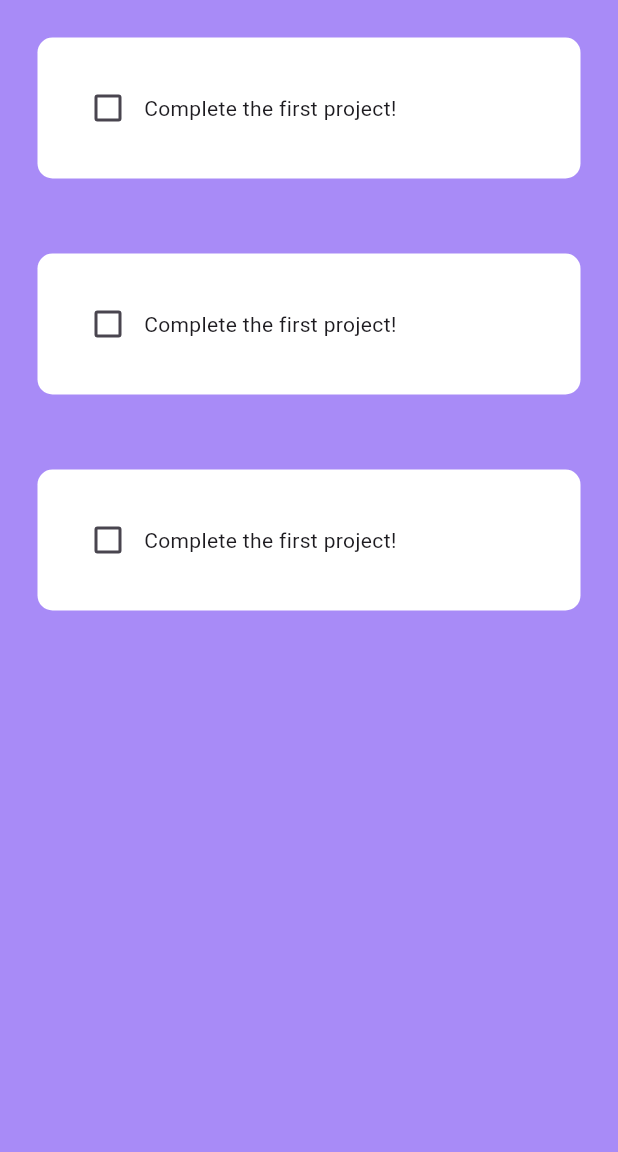
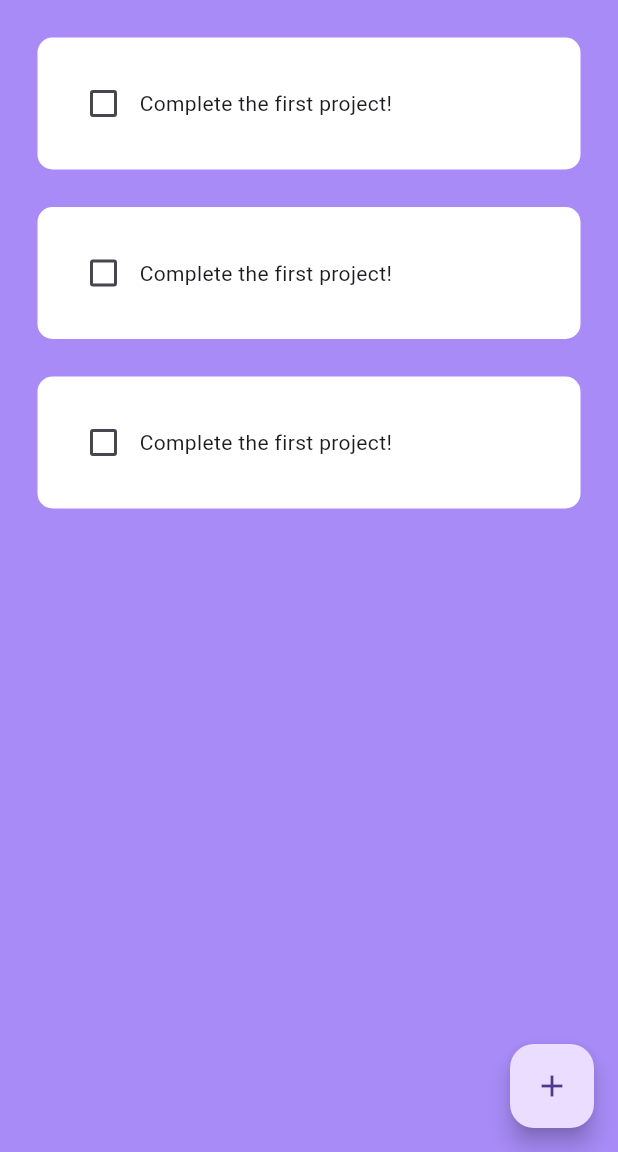
Before and after one commit to CPT-Dawn/Work-Needed-To-Do, a Flutter app: the screen it shows after launch, on a phone screen of 412 x 824 dp, the part 84-1236 px from its top. Run offline on Flutter 3.47's test engine with Material 3 defaults, Android fonts, the light colour scheme and no system bars.

Commit message:
made the adding task button

```diff
--- a/lib/Pages/home_page.dart
+++ b/lib/Pages/home_page.dart
@@ -1,4 +1,5 @@
 import 'package:flutter/material.dart';
+import 'package:work_needed_to_do/Util/dialog_box.dart';
 import 'package:work_needed_to_do/Util/todo_tile.dart';
 
 class HomePage extends StatefulWidget {
@@ -21,6 +22,15 @@ class _HomePageState extends State<HomePage> {
     });
   }
 
+  void createNewTask() {
+    showDialog(
+      context: context,
+      builder: (context) {
+        return DialogBox();
+      },
+    );
+  }
+
   @override
   Widget build(BuildContext context) {
     return Scaffold(
@@ -32,6 +42,10 @@ class _HomePageState extends State<HomePage> {
           'To Do',
           style: TextStyle(color: Colors.white),
         ),
+      ),
+      floatingActionButton: FloatingActionButton(
+        onPressed: createNewTask,
+        child: const Icon(Icons.add),
       ),
       body: ListView.builder(
           itemCount: toDoList.length,
--- a/lib/Util/todo_tile.dart
+++ b/lib/Util/todo_tile.dart
@@ -1,4 +1,5 @@
 import 'package:flutter/material.dart';
+import 'package:flutter/rendering.dart';
 
 class ToDoTile extends StatelessWidget {
   final String taskName;
@@ -15,17 +16,27 @@ class ToDoTile extends StatelessWidget {
   @override
   Widget build(BuildContext context) {
     return Padding(
-      padding: const EdgeInsets.all(25),
+      padding: const EdgeInsets.only(left: 25, right: 25, top: 25),
       child: Container(
-        padding: const EdgeInsets.all(23),
+        padding: const EdgeInsets.all(20),
         decoration: BoxDecoration(
           color: Colors.white,
           borderRadius: BorderRadius.circular(10),
         ),
         child: Row(
           children: [
-            Checkbox(value: taskCompleted, onChanged: onChanged),
-            Text(taskName),
+            Checkbox(
+                value: taskCompleted,
+                onChanged: onChanged,
+                activeColor: Colors.black),
+            Text(
+              taskName,
+              style: TextStyle(
+                decoration: taskCompleted
+                    ? TextDecoration.lineThrough
+                    : TextDecoration.none,
+              ),
+            ),
           ],
         ),
       ),
```
Also changed, not shown: lib/Util/dialog_box.dart (added, +15 -0 lines).
